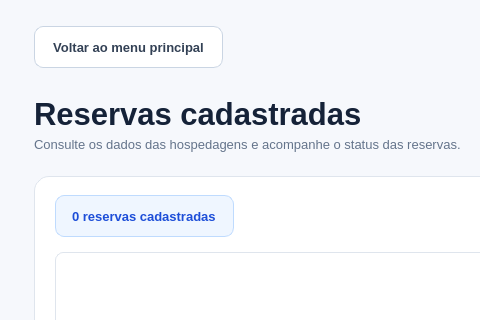
Above: telalistagem.ui from JairCosta00/Sistema-de-Reservas-Rede-de-Hot-is-Paradise before the change; both pictures show x 0 to 480 and y 0 to 320 of the 1280 by 720 pixel window. Below: the same form after it.
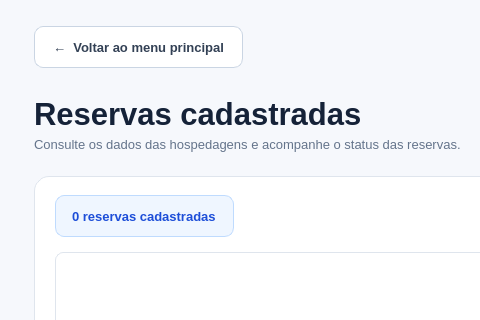
That is the form after the change.

Commit message: Melhorias na interface

What changed in the file:
```diff
--- a/telalistagem.ui
+++ b/telalistagem.ui
@@ -151,7 +151,7 @@
      <item>
       <widget class="QPushButton" name="btnVoltar">
        <property name="text">
-        <string>Voltar ao menu principal</string>
+        <string>←  Voltar ao menu principal</string>
        </property>
       </widget>
      </item>
```
The commit also changes 1 other file.
